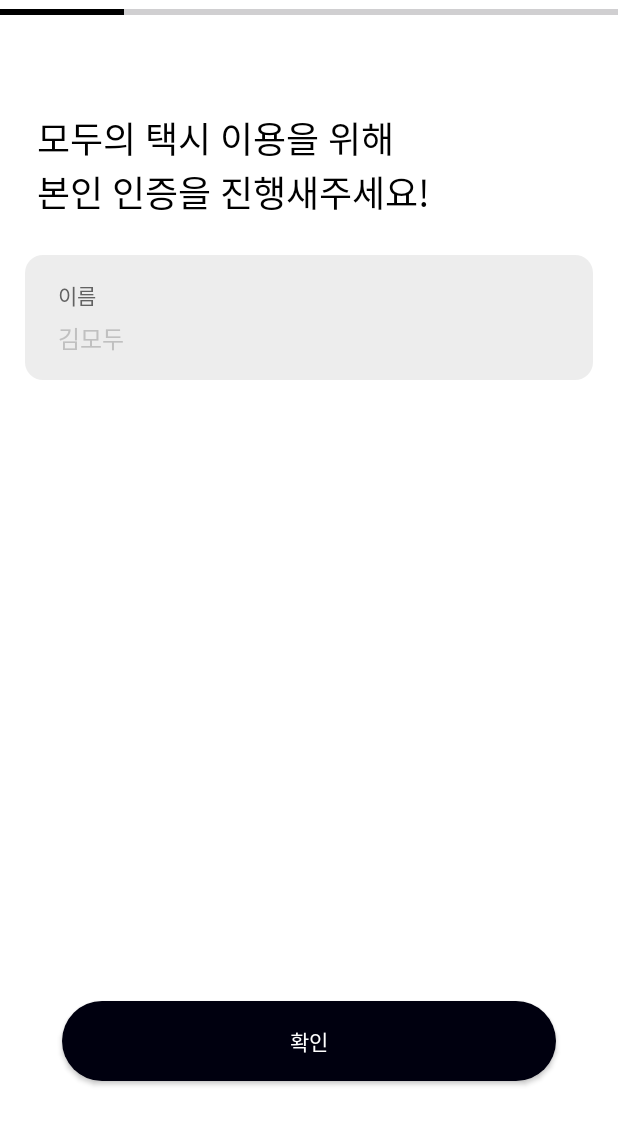
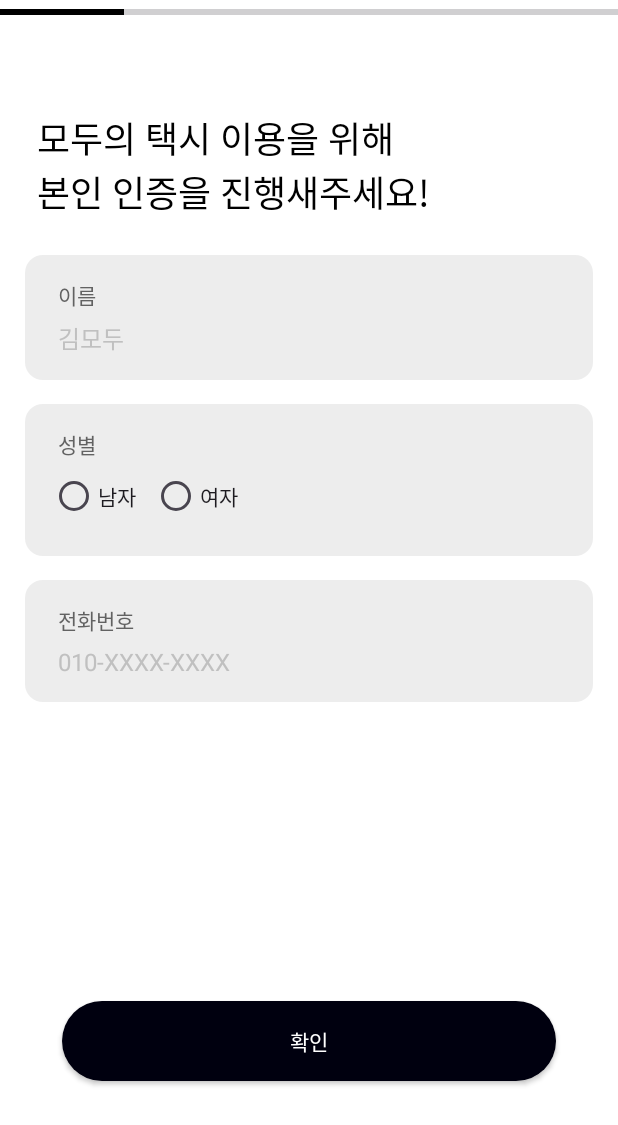
Before and after one commit to MODU-TAXI/android, an Android app: the OnboardingIdentificationFragment screen opened through its navigation route, on a phone screen of 412 x 824 dp. Shown: the top 1125 px of the screen. Run offline under Robolectric (Android 15) with nearby library versions, the phone set to English and light mode, and no system bars; our stand-ins replace Dagger/Hilt's generated code, data binding; libraries missing offline, so code that uses them is left out: com.kakao.sdk; 1 statement that could not run was skipped.

Commit message:
[MA-6] feat : identification화면 텍스트, 라디오버튼 입력시 buttonEnabled 추가

```diff
--- a/presentation/src/main/java/com/motax/modutaxi/presentation/ui/intro/signup/identification/OnboardingIdentificationFragment.kt
+++ b/presentation/src/main/java/com/motax/modutaxi/presentation/ui/intro/signup/identification/OnboardingIdentificationFragment.kt
@@ -17,10 +17,19 @@ class OnboardingIdentificationFragment :
     override fun onViewCreated(view: View, savedInstanceState: Bundle?) {
         super.onViewCreated(view, savedInstanceState)
         binding.vm = viewModel
-        setBtnListener();
+        setCheckBtnListener()
+        setRadioGroupListener()
     }
 
-    private fun setBtnListener() {
+    private fun setRadioGroupListener() {
+        binding.rgGender.setOnCheckedChangeListener{ _, checkedId ->
+            when(checkedId) {
+                R.id.radioButtonMale -> viewModel.updateGender("Male")
+                R.id.radioButtonFemale -> viewModel.updateGender("Female")
+            }
+        }
+    }
+    private fun setCheckBtnListener() {
         binding.btnCheck.setOnClickListener {
             binding.btnCheck.isEnabled
             findNavController().toQuestion()
--- a/presentation/src/main/java/com/motax/modutaxi/presentation/ui/intro/signup/identification/OnboardingIdentificationViewModel.kt
+++ b/presentation/src/main/java/com/motax/modutaxi/presentation/ui/intro/signup/identification/OnboardingIdentificationViewModel.kt
@@ -23,28 +23,41 @@ class OnboardingIdentificationViewModel @Inject constructor() : ViewModel() {
     val uiState: StateFlow<OnboardingIdentificationUiState> = _uiState.asStateFlow()
 
     val name = MutableStateFlow("")
+    val gender = MutableStateFlow("")
+    val phoneNumber = MutableStateFlow("")
 
     init{
-        onNicknameObserve()
+        onNameObserve()
+        onGenderObserve()
+        onPhoneNumberObserve()
     }
 
-    private fun onNicknameObserve(){
+    private fun onNameObserve() {
         name.onEach {
-            Log.d("debugging", it)
-            if(it.isBlank()){
-                _uiState.update { state ->
-
-                    state.copy(
-                        isButtonEnabled = false
-                    )
-                }
-            } else {
-                _uiState.update { state ->
-                    state.copy(
-                        isButtonEnabled = true
-                    )
-                }
-            }
+            updateButtonEnabledState()
         }.launchIn(viewModelScope)
     }
+    private fun onGenderObserve() {
+        gender.onEach {
+            updateButtonEnabledState()
+        }.launchIn(viewModelScope)
+    }
+
+    private fun onPhoneNumberObserve() {
+        phoneNumber.onEach {
+            updateButtonEnabledState()
+        }.launchIn(viewModelScope)
+    }
+
+    private fun updateButtonEnabledState() {
+        val isEnabled = name.value.isNotBlank() && gender.value.isNotBlank() && phoneNumber.value.isNotBlank()
+        Log.d("debugging", gender.value);
+        _uiState.update {
+            it.copy(isButtonEnabled = isEnabled)
+        }
+    }
+
+    fun updateGender(gender: String) {
+        this.gender.value = gender
+    }
 }
--- a/presentation/src/main/res/layout/fragment_onboarding_identification.xml
+++ b/presentation/src/main/res/layout/fragment_onboarding_identification.xml
@@ -80,6 +80,7 @@
             app:layout_constraintTop_toBottomOf="@id/guide_09_horizontal" />
 
         <androidx.constraintlayout.widget.ConstraintLayout
+            android:id="@+id/layout_name"
             android:layout_width="0dp"
             android:layout_height="wrap_content"
             android:layout_marginTop="24dp"
@@ -116,6 +117,93 @@
 
         </androidx.constraintlayout.widget.ConstraintLayout>
 
+        <androidx.constraintlayout.widget.ConstraintLayout
+            android:id="@+id/layout_gender"
+            android:layout_width="0dp"
+            android:layout_height="wrap_content"
+            android:layout_marginTop="16dp"
+            android:background="@drawable/rect_grey0_fill_nostroke_12radius"
+            android:paddingHorizontal="22dp"
+            android:paddingVertical="16dp"
+            app:layout_constraintEnd_toStartOf="@id/guide_96_vertical"
+            app:layout_constraintStart_toEndOf="@id/guide_04_vertical"
+            app:layout_constraintTop_toBottomOf="@id/layout_name">
+
+            <TextView
+                android:id="@+id/tv_gender"
+                android:layout_width="0dp"
+                android:layout_height="wrap_content"
+                android:text="성별"
+                android:textColor="#626262"
+                android:textSize="14sp"
+                app:layout_constraintStart_toStartOf="parent"
+                app:layout_constraintTop_toTopOf="parent" />
+
+            <RadioGroup
+                android:id="@+id/rg_gender"
+                android:layout_width="0dp"
+                android:layout_height="wrap_content"
+                android:orientation="horizontal"
+                android:paddingLeft="-5dp"
+                app:layout_constraintStart_toStartOf="parent"
+                app:layout_constraintTop_toBottomOf="@id/tv_gender">
+
+                <RadioButton
+                    android:id="@+id/radioButtonMale"
+                    android:layout_width="wrap_content"
+                    android:layout_height="wrap_content"
+                    android:text="남자"/>
+
+                <RadioButton
+                    android:id="@+id/radioButtonFemale"
+                    android:layout_width="wrap_content"
+                    android:layout_height="wrap_content"
+                    android:layout_marginLeft="10dp"
+                    android:text="여자"/>
+
+            </RadioGroup>
+
+
+        </androidx.constraintlayout.widget.ConstraintLayout>
+
+        <androidx.constraintlayout.widget.ConstraintLayout
+            android:id="@+id/layout_phone_number"
+            android:layout_width="0dp"
+            android:layout_height="wrap_content"
+            android:layout_marginTop="16dp"
+            android:background="@drawable/rect_grey0_fill_nostroke_12radius"
+            android:paddingHorizontal="22dp"
+            android:paddingVertical="16dp"
+            app:layout_constraintEnd_toStartOf="@id/guide_96_vertical"
+            app:layout_constraintStart_toEndOf="@id/guide_04_vertical"
+            app:layout_constraintTop_toBottomOf="@id/layout_gender">
+
+            <TextView
+                android:id="@+id/tv_phone_number"
+                android:layout_width="0dp"
+                android:layout_height="wrap_content"
+                android:text="전화번호"
+                android:textColor="#626262"
+                android:textSize="14sp"
+                app:layout_constraintStart_toStartOf="parent"
+                app:layout_constraintTop_toTopOf="parent" />
+
+            <EditText
+                android:id="@+id/et_phone_number"
+                android:layout_width="0dp"
+                android:layout_height="wrap_content"
+                android:layout_marginTop="6dp"
+                android:background="@null"
+                android:hint="010-XXXX-XXXX"
+                android:text="@={vm.phoneNumber}"
+                android:textColorHint="#C0C0C0"
+                android:textSize="16sp"
+                app:layout_constraintStart_toStartOf="parent"
+                app:layout_constraintTop_toBottomOf="@id/tv_phone_number" />
+
+
+        </androidx.constraintlayout.widget.ConstraintLayout>
+
         <androidx.appcompat.widget.AppCompatButton
             android:id="@+id/btn_check"
             android:layout_width="0dp"
```
